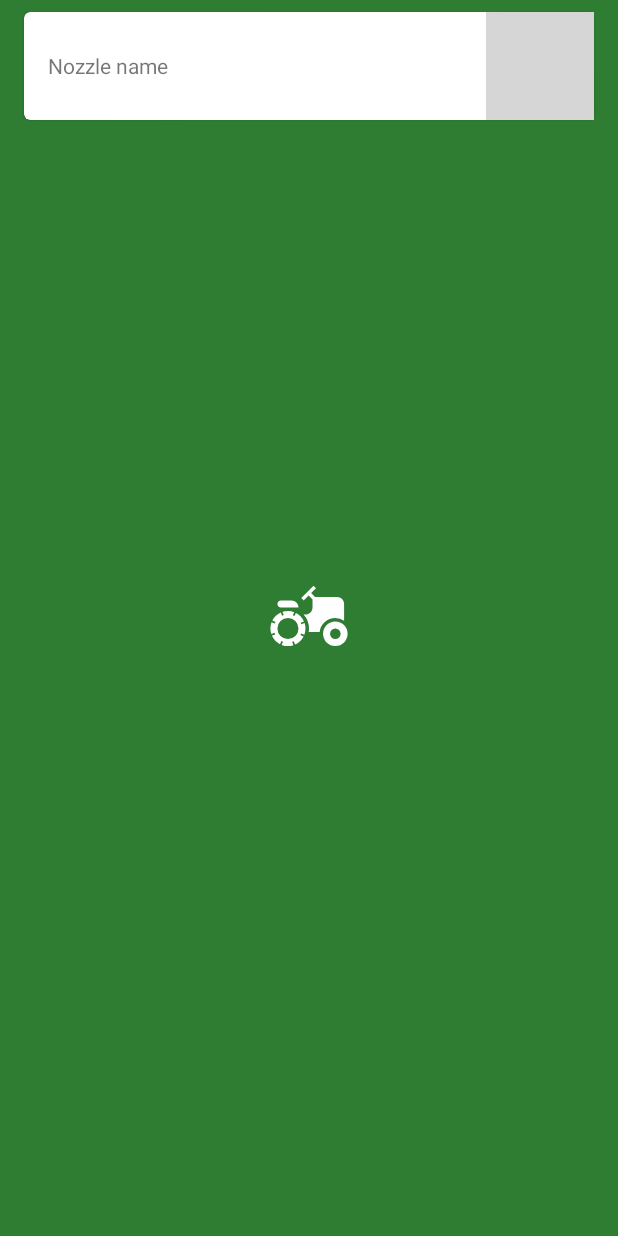
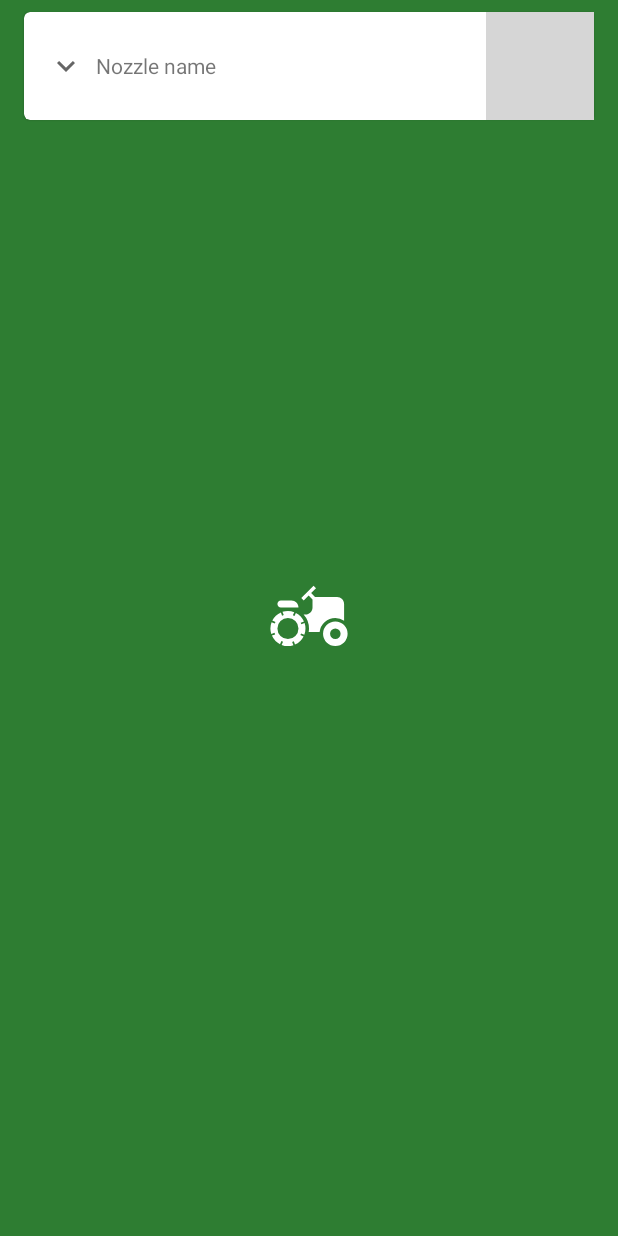
Before and after one commit to pandulapeter/spray-app, an Android app: the layout item_nozzle_picker_nozzle_type.xml on its own in the app's theme, with its tools: preview values and no code run, on a phone screen of 412 x 824 dp. Run offline under Robolectric (Android 15) with nearby library versions, the phone set to English and light mode, and no system bars; grey boxes are pictures that could not be loaded.

Commit message:
Add an expand / collapse indicator to nozzle types.

```diff
--- a/presentation/src/main/java/com/gyorgyzoltan/sprayApp/presentation/feature/main/work/configuration/nozzlePicker/list/NozzleTypeViewHolder.kt
+++ b/presentation/src/main/java/com/gyorgyzoltan/sprayApp/presentation/feature/main/work/configuration/nozzlePicker/list/NozzleTypeViewHolder.kt
@@ -25,7 +25,8 @@ internal class NozzleTypeViewHolder private constructor(
     }
 
     data class UiModel(
-        val nozzleType: NozzleType
+        val nozzleType: NozzleType,
+        val isExpanded: Boolean
     ) : NozzlePickerListItem {
 
         override val id = nozzleType.name
--- a/presentation/src/main/java/com/gyorgyzoltan/sprayApp/presentation/feature/main/work/configuration/nozzlePicker/list/NozzleViewHolder.kt
+++ b/presentation/src/main/java/com/gyorgyzoltan/sprayApp/presentation/feature/main/work/configuration/nozzlePicker/list/NozzleViewHolder.kt
@@ -28,6 +28,7 @@ internal class NozzleViewHolder private constructor(
     override fun bind(uiModel: UiModel) {
         super.bind(uiModel)
         binding.card.setCardBackgroundColor(itemView.context.color(uiModel.nozzle.color.value))
+        // TODO: Set theme based on uiModel.nozzle.color.isDark
     }
 
     data class UiModel(
--- /dev/null
+++ b/presentation/src/main/res/drawable/ic_collapsed.xml
@@ -0,0 +1,10 @@
+<vector xmlns:android="http://schemas.android.com/apk/res/android"
+    android:width="24dp"
+    android:height="24dp"
+    android:tint="?attr/colorControlNormal"
+    android:viewportWidth="24"
+    android:viewportHeight="24">
+    <path
+        android:fillColor="@android:color/white"
+        android:pathData="M16.59,8.59L12,13.17 7.41,8.59 6,10l6,6 6,-6z" />
+</vector>
--- /dev/null
+++ b/presentation/src/main/res/drawable/ic_expanded.xml
@@ -0,0 +1,10 @@
+<vector xmlns:android="http://schemas.android.com/apk/res/android"
+    android:width="24dp"
+    android:height="24dp"
+    android:tint="?attr/colorControlNormal"
+    android:viewportWidth="24"
+    android:viewportHeight="24">
+    <path
+        android:fillColor="@android:color/white"
+        android:pathData="M12,8l-6,6 1.41,1.41L12,10.83l4.59,4.58L18,14z" />
+</vector>
--- a/presentation/src/main/res/layout/item_nozzle_picker_nozzle_type.xml
+++ b/presentation/src/main/res/layout/item_nozzle_picker_nozzle_type.xml
@@ -28,12 +28,15 @@
                 android:layout_height="0dp"
                 android:layout_marginStart="@dimen/large_content_padding"
                 android:layout_marginEnd="@dimen/large_content_padding"
+                android:drawableStart="@{uiModel.expanded ? @drawable/ic_expanded : @drawable/ic_collapsed}"
+                android:drawablePadding="@dimen/content_padding"
                 android:gravity="center_vertical"
                 android:text="@{uiModel.nozzleType.name}"
                 app:layout_constraintBottom_toBottomOf="parent"
                 app:layout_constraintEnd_toStartOf="@id/thumbnail"
                 app:layout_constraintStart_toStartOf="parent"
                 app:layout_constraintTop_toTopOf="parent"
+                tools:drawableStart="@drawable/ic_collapsed"
                 tools:text="Nozzle name" />
 
             <ImageView
```
Also changed, not shown: core/data/model/src/main/java/com/gyorgyzoltan/sprayApp/model/nozzle/NozzleColor.kt (+22 -11 lines), presentation/src/main/java/com/gyorgyzoltan/sprayApp/presentation/feature/main/work/configuration/nozzlePicker/NozzlePickerViewModel.kt (+8 -2 lines).
